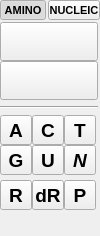
Qt form src/schrodinger/sketcher/ui/monomer_tool_widget.ui (KevKeating/sketcher) before a commit.
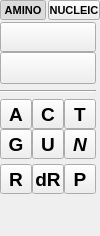
The same form after that commit. The open tabs and pages were chosen to show the change. Custom widgets are drawn as their Qt base class.

Diff of the .ui file:
```diff
--- a/src/schrodinger/sketcher/ui/monomer_tool_widget.ui
+++ b/src/schrodinger/sketcher/ui/monomer_tool_widget.ui
@@ -119,15 +119,21 @@
        </property>
        <item row="0" column="0" colspan="4">
         <widget class="schrodinger::sketcher::ModularToolButton" name="na_rna_btn">
+         <property name="minimumSize">
+          <size>
+           <width>96</width>
+           <height>30</height>
+          </size>
+         </property>
+         <property name="maximumSize">
+          <size>
+           <width>96</width>
+           <height>32</height>
+          </size>
+         </property>
          <property name="text">
           <string/>
          </property>
-         <property name="iconSize">
-          <size>
-           <width>90</width>
-           <height>32</height>
-          </size>
-         </property>
          <property name="checkable">
           <bool>true</bool>
          </property>
@@ -462,19 +468,6 @@
          </attribute>
         </widget>
        </item>
-       <item row="3" column="3">
-        <spacer name="horizontalSpacer_2">
-         <property name="orientation">
-          <enum>Qt::Horizontal</enum>
-         </property>
-         <property name="sizeHint" stdset="0">
-          <size>
-           <width>0</width>
-           <height>0</height>
-          </size>
-         </property>
-        </spacer>
-       </item>
        <item row="9" column="0">
         <spacer name="verticalSpacer_4">
          <property name="orientation">
@@ -527,6 +520,18 @@
        </item>
        <item row="1" column="0" colspan="3">
         <widget class="schrodinger::sketcher::ModularToolButton" name="na_dna_btn">
+         <property name="minimumSize">
+          <size>
+           <width>96</width>
+           <height>30</height>
+          </size>
+         </property>
+         <property name="maximumSize">
+          <size>
+           <width>96</width>
+           <height>32</height>
+          </size>
+         </property>
          <property name="text">
           <string/>
          </property>
```
Left out of the diff: 940 changed lines with no effect on the pictures.
